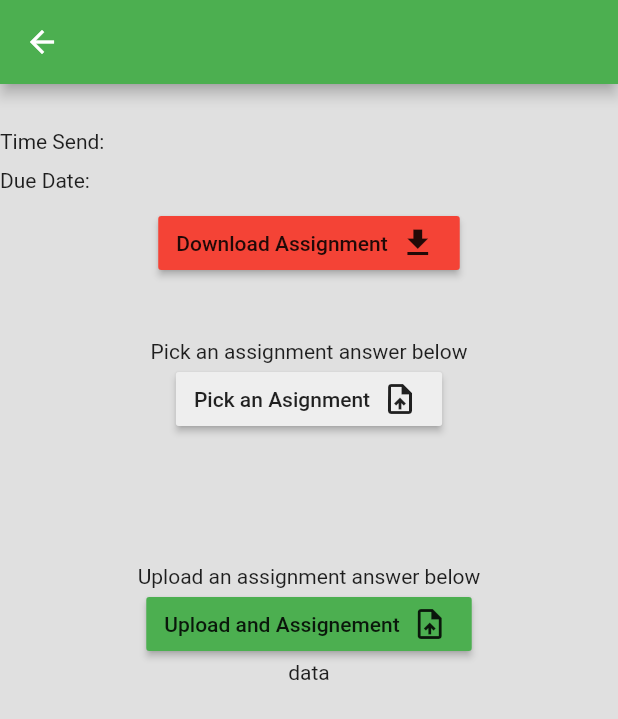
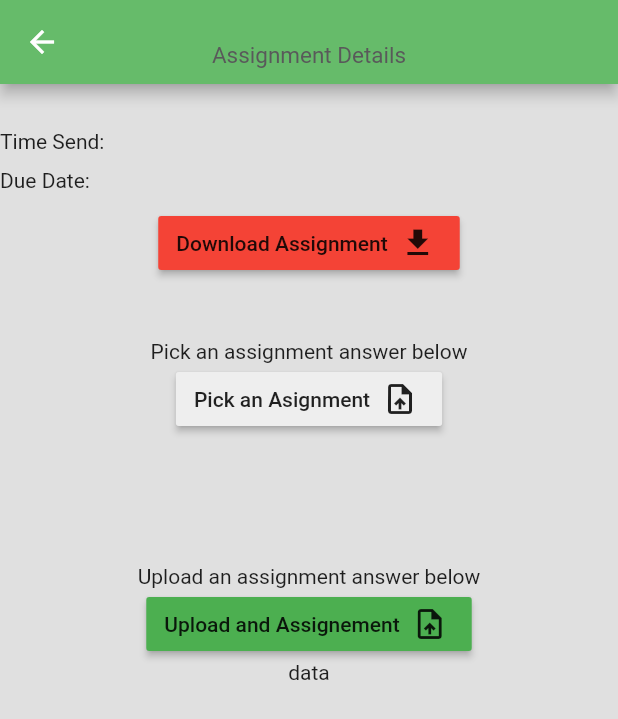
Before and after one commit to zingwena/globtorch, a Flutter app: the AssignmentDetails screen opened directly with empty values, on a phone screen of 412 x 824 dp. Shown: the top 719 px of the screen. Run offline on Flutter 3.47's test engine with Material 2 defaults, Android fonts, the phone set to English and light mode, and no system bars; our stand-ins replace animated_text_kit, curved_navigation_bar, file_picker, flutter_html, permission_handler, shared_preferences and 1 more; missing offline and left inert: flutter_downloader, flutter_plugin_pdf_viewer, link; accounts and stored records are empty.

Commit message:
designing the course app headers

```diff
--- a/lib/userScreens/assignmentdetails.dart
+++ b/lib/userScreens/assignmentdetails.dart
@@ -72,9 +72,6 @@ class _AssignmentDetailsState extends State<AssignmentDetails> {
     prefs.setString("result", result.toString());
     if (result != null) {
       try {
-        // absolutefilePath = File(
-        //   result.files.single.path,
-        // );
         setState(() {
           file = result.files.first;
         });
@@ -151,8 +148,26 @@ class _AssignmentDetailsState extends State<AssignmentDetails> {
 
     return Scaffold(
         appBar: AppBar(
-          title: Text(assgnmentD['name']),
-          backgroundColor: Colors.green,
+          backgroundColor: Colors.green[400],
+          flexibleSpace: Padding(
+              padding: EdgeInsets.all(10),
+              child: Column(
+                  crossAxisAlignment: CrossAxisAlignment.center,
+                  children: [
+                    Expanded(
+                        child: Container(
+                            alignment: Alignment.center,
+                            child: Text(assgnmentD['name'],
+                                style: TextStyle(
+                                  color: Colors.black,
+                                  fontSize: 20,
+                                )))),
+                    SizedBox(height: 10),
+                    Text("Assignment Details",
+                        style:
+                            TextStyle(color: Color(0xff59595a), fontSize: 15)),
+                  ])),
+          centerTitle: true,
         ),
         body: Container(
           color: Colors.grey[300],
```
Also changed, not shown: lib/userScreens/assignments.dart (+23 -2 lines), lib/userScreens/courses/listcoursechapters.dart (+23 -4 lines), lib/userScreens/courses/listcoursesubjects.dart (+26 -4 lines), lib/userScreens/courses/listcoursetopics.dart (+28 -11 lines), lib/userScreens/courses/topicsview.dart (+25 -7 lines).
